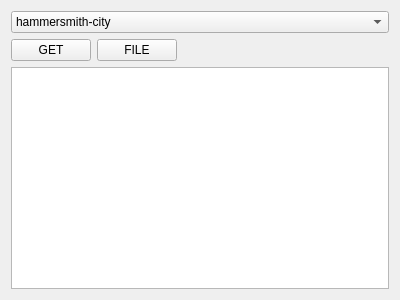
This is Widget.ui in Enthusiastic-Coder/tflTest as Qt 5 draws it before an edit. The edited form follows.
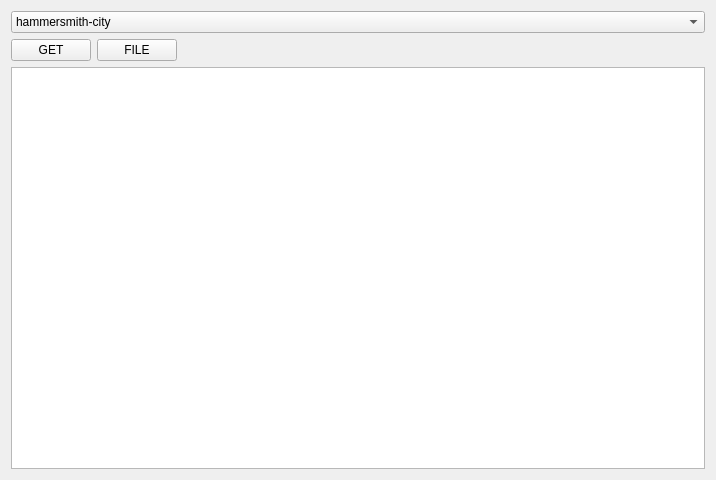
This is the edited form.

```diff
--- a/Widget.ui
+++ b/Widget.ui
@@ -6,8 +6,8 @@
    <rect>
     <x>0</x>
     <y>0</y>
-    <width>400</width>
-    <height>300</height>
+    <width>716</width>
+    <height>480</height>
    </rect>
   </property>
   <property name="windowTitle">
```
